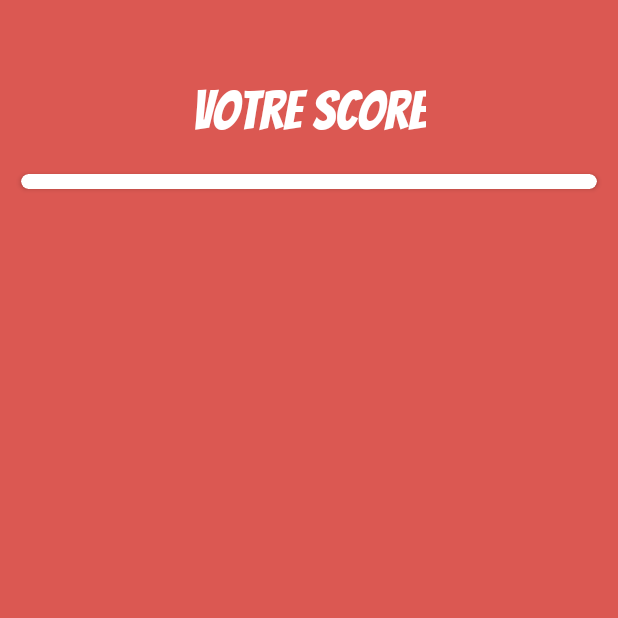
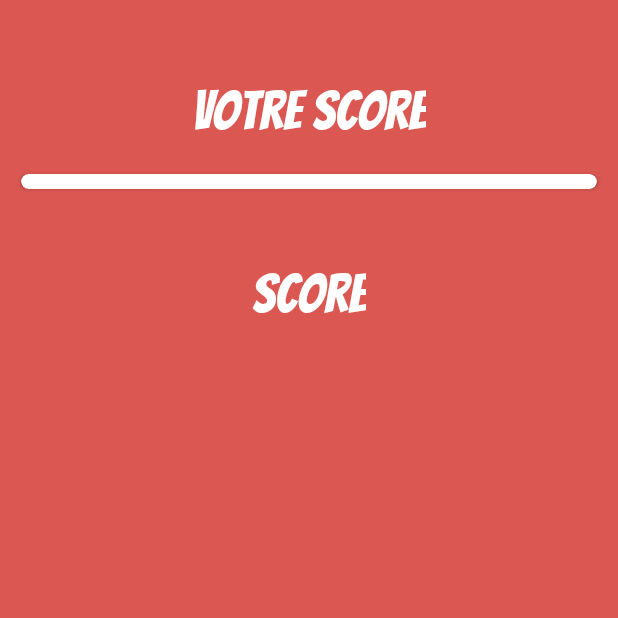
Before and after one commit to Laeti08/SwipToLearn, an Android app: the SwipeToLearnScoresActivity screen opened directly, with no data from a screen before it, on a phone screen of 412 x 824 dp, the top half of it. Run offline under Robolectric (Android 15) with nearby library versions, the phone set to English and light mode, and no system bars.

```diff
--- a/SwipeToLearn/app/src/main/java/com/example/swipetolearn/SwipeToLearnActivity.java
+++ b/SwipeToLearn/app/src/main/java/com/example/swipetolearn/SwipeToLearnActivity.java
@@ -15,6 +15,9 @@ import android.widget.Toast;
 import androidx.annotation.NonNull;
 import androidx.annotation.Nullable;
 import androidx.appcompat.app.AppCompatActivity;
+import androidx.room.Database;
+import androidx.room.Room;
+import androidx.room.RoomDatabase;
 
 import com.wenchao.cardstack.CardStack;
 
@@ -23,6 +26,8 @@ import java.util.List;
 import retrofit2.Call;
 import retrofit2.Callback;
 import retrofit2.Response;
+
+import static com.example.swipetolearn.SwipeToLearnScoresActivity.setScoreText;
 
 
 public class SwipeToLearnActivity extends AppCompatActivity implements CardStack.CardEventListener {
@@ -105,6 +110,13 @@ public class SwipeToLearnActivity extends AppCompatActivity implements CardStack
             Intent intent = new Intent(SwipeToLearnActivity.this, SwipeToLearnScoresActivity.class);
             startActivity(intent);
         });
+
+
+        /*Player player=new Player( 0, "login", "password", 0);
+        UserDatabase db= Room.databaseBuilder(this,UserDatabase.class, "database.db").build();
+        String score;
+        db.playerDao().insert(player);
+        */
     }
 
 
@@ -221,6 +233,7 @@ public class SwipeToLearnActivity extends AppCompatActivity implements CardStack
             Toast.makeText(this, message,Toast.LENGTH_SHORT).show();
         }
         swipeNumber++;
+        setScoreText(numberVictory,swipeNumber);//VERSION NULL
     }
 
 
--- a/SwipeToLearn/app/src/main/java/com/example/swipetolearn/SwipeToLearnScoresActivity.java
+++ b/SwipeToLearn/app/src/main/java/com/example/swipetolearn/SwipeToLearnScoresActivity.java
@@ -2,15 +2,32 @@ package com.example.swipetolearn;
 
 import android.app.Activity;
 import android.os.Bundle;
+import android.widget.EditText;
+import android.widget.TextView;
 
 import androidx.annotation.Nullable;
+import androidx.appcompat.app.AppCompatActivity;
 
 public class SwipeToLearnScoresActivity  extends Activity {
+
+    public static TextView zonescore;//VERSION NULL
 
     @Override
     protected void onCreate(@Nullable Bundle savedInstanceState) {
         super.onCreate(savedInstanceState);
         setContentView(R.layout.score_layout);
+
+        //VERSION NULLzonescore=(TextView) findViewById(R.id.scoreText);
+
     }
 
+
+    public static void setScoreText(int numberVictory, int swipeNumber){//VERSION NULL
+        zonescore.setText(numberVictory+"");
+    }
+
+
+
+
+
 }
--- a/SwipeToLearn/app/src/main/res/layout/score_layout.xml
+++ b/SwipeToLearn/app/src/main/res/layout/score_layout.xml
@@ -21,6 +21,19 @@
         app:layout_constraintStart_toStartOf="parent"
         app:layout_constraintTop_toTopOf="parent" />
 
+    <TextView
+        android:id="@+id/scoreText"
+        android:layout_width="wrap_content"
+        android:layout_height="wrap_content"
+        android:layout_marginTop="32dp"
+        android:fontFamily="@font/bangers"
+        android:text="@string/score"
+        android:textColor="@color/white"
+        android:textSize="36sp"
+        app:layout_constraintEnd_toEndOf="parent"
+        app:layout_constraintStart_toStartOf="parent"
+        app:layout_constraintTop_toBottomOf="@+id/barre" />
+
     <androidx.cardview.widget.CardView
         android:id="@+id/barre"
         android:layout_width="384dp"
@@ -31,6 +44,8 @@
         app:cardCornerRadius="25dp"
         app:layout_constraintEnd_toEndOf="parent"
         app:layout_constraintStart_toStartOf="parent"
-        app:layout_constraintTop_toBottomOf="@+id/scoreTitle" />
+        app:layout_constraintTop_toBottomOf="@+id/scoreTitle" >
+
+    </androidx.cardview.widget.CardView>
 
 </androidx.constraintlayout.widget.ConstraintLayout>
--- a/SwipeToLearn/app/src/main/res/values/strings.xml
+++ b/SwipeToLearn/app/src/main/res/values/strings.xml
@@ -16,5 +16,6 @@
     <string name="swipe_to_learn">Swipe To Learn</string>
     <string name="gameimage">Image du jeu</string>
     <string name="seeScores">Voir les scores</string>
+    <string name="score">score</string>
 
 </resources>
```
